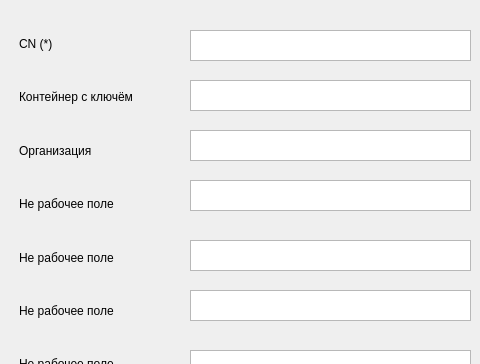
fullincome/ca-lite, file ui/csr_params.ui: the form before one commit; both pictures show x 0 to 480 and y 0 to 364 of the 842 by 595 pixel window.
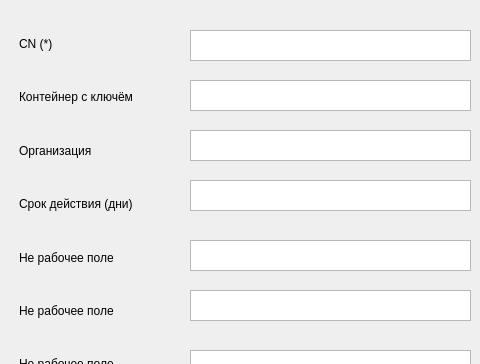
The form after the commit.

```diff
--- a/ui/csr_params.ui
+++ b/ui/csr_params.ui
@@ -47,7 +47,7 @@
     <item>
      <widget class="QLabel" name="label_5">
       <property name="text">
-       <string>Не рабочее поле</string>
+       <string>Срок действия (дни)</string>
       </property>
      </widget>
     </item>
```
Left out of the diff: 2 changed lines with no effect on the pictures.
